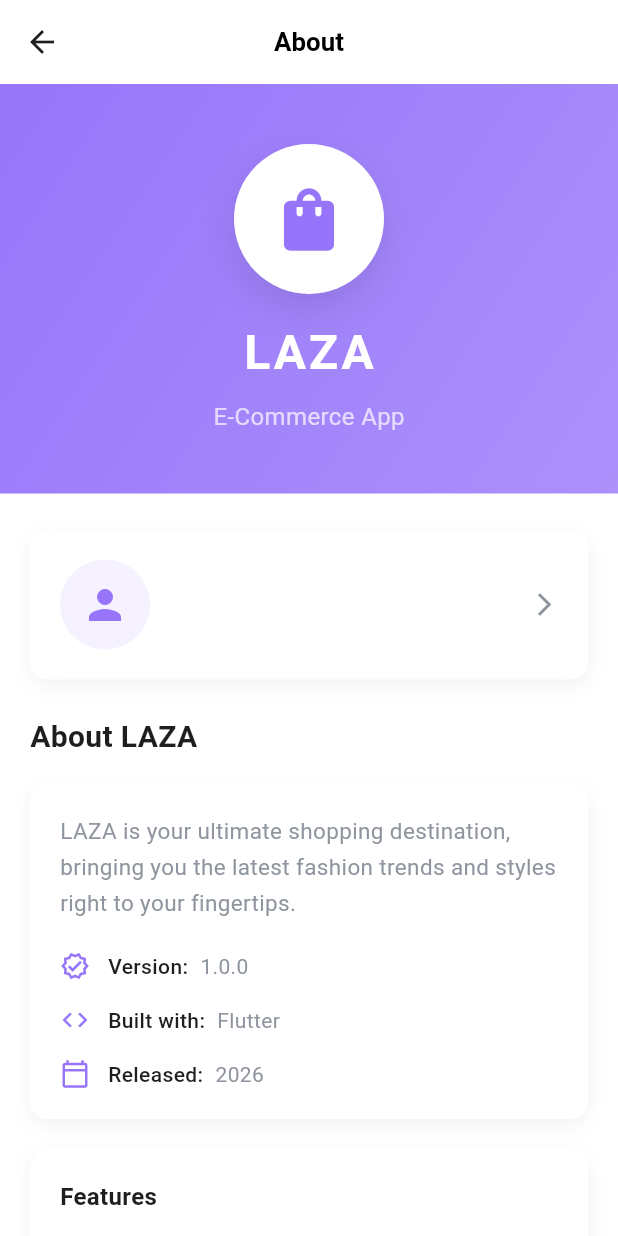
After one commit to asmaaHasbo/Ecommerce-App, a Flutter app: the AboutScreen screen opened by its route, on a phone screen of 412 x 824 dp. The commit adds this screen. Run offline on Flutter 3.47's test engine with Material 3 defaults, Android fonts, the phone set to English and light mode, and no system bars; our stand-ins replace cached_network_image, dio, flutter_bloc, flutter_screenutil, freezed_annotation, get_it and 5 more; accounts and stored records are empty; Roboto replaces fonts that are missing (Cairo).

Commit message:
feat(about): add About screen and related components, update routing

```diff
--- a/lib/core/routing/app_router.dart
+++ b/lib/core/routing/app_router.dart
@@ -2,6 +2,7 @@ import 'package:flutter/material.dart';
 import 'package:flutter_bloc/flutter_bloc.dart';
 import 'package:laza_ecommerce_app/core/di/dependency_injection.dart';
 import 'package:laza_ecommerce_app/core/routing/routes.dart';
+import 'package:laza_ecommerce_app/features/about/ui/screens/about_screen.dart';
 import 'package:laza_ecommerce_app/features/auth/forget_password/logic/cubit/forget_password_cubit.dart';
 import 'package:laza_ecommerce_app/features/auth/forget_password/logic/cubit/verify_otp_cubit.dart';
 import 'package:laza_ecommerce_app/features/auth/forget_password/ui/forget_password_screen.dart';
@@ -98,6 +99,11 @@ class AppRouter {
           ),
         );
 
+      case Routes.aboutScreen:
+        return MaterialPageRoute(
+          builder: (_) => const AboutScreen(),
+        );
+
       default:
         return null;
     }
--- a/lib/core/routing/routes.dart
+++ b/lib/core/routing/routes.dart
@@ -8,4 +8,5 @@ class Routes {
   static const String otpScreen = "/otpScreen";
   static const String newPasswordScreen = "/newPasswordScreen";
   static const String wishlistScreen = "/wishlistScreen";
+  static const String aboutScreen = "/aboutScreen";
 }
--- a/lib/core/shared/app_drawer.dart
+++ b/lib/core/shared/app_drawer.dart
@@ -78,10 +78,7 @@ class _AppDrawerState extends State<AppDrawer> {
                   context: context,
                   icon: Icons.info_outline,
                   title: 'About',
-                  onTap: () {
-                    Navigator.pop(context);
-                    // Show about dialog
-                  },
+                  route: Routes.aboutScreen,
                 ),
               ],
             ),
--- /dev/null
+++ b/lib/features/about/ui/screens/about_screen.dart
@@ -0,0 +1,45 @@
+import 'package:flutter/material.dart';
+import 'package:laza_ecommerce_app/core/routing/routes.dart';
+import 'package:laza_ecommerce_app/core/themes/app_colors.dart';
+import 'package:laza_ecommerce_app/core/themes/app_styles.dart';
+import 'package:laza_ecommerce_app/features/about/ui/widgets/about_app_info.dart';
+import 'package:laza_ecommerce_app/features/about/ui/widgets/about_header.dart';
+import 'package:laza_ecommerce_app/features/about/ui/widgets/about_profile_card.dart';
+
+class AboutScreen extends StatelessWidget {
+  const AboutScreen({super.key});
+
+  @override
+  Widget build(BuildContext context) {
+    return Scaffold(
+      backgroundColor: AppColors.background,
+      appBar: AppBar(
+        backgroundColor: Colors.white,
+        elevation: 0,
+        centerTitle: true,
+        leading: IconButton(
+          icon: const Icon(Icons.arrow_back, color: AppColors.darkBlack),
+          onPressed: () {
+            Navigator.pushReplacementNamed(context, Routes.mainScreen);
+          },
+        ),
+        title: Text(
+          'About',
+          style: AppTextStyles.font17w600Black,
+        ),
+      ),
+      body: const SingleChildScrollView(
+        child: Column(
+          children: [
+            AboutHeader(),
+            SizedBox(height: 24),
+            AboutProfileCard(),
+            SizedBox(height: 24),
+            AboutAppInfo(),
+            SizedBox(height: 32),
+          ],
+        ),
+      ),
+    );
+  }
+}
--- /dev/null
+++ b/lib/features/about/ui/widgets/about_app_info.dart
@@ -0,0 +1,173 @@
+import 'package:flutter/material.dart';
+import 'package:laza_ecommerce_app/core/themes/app_colors.dart';
+
+class AboutAppInfo extends StatelessWidget {
+  const AboutAppInfo({super.key});
+
+  @override
+  Widget build(BuildContext context) {
+    return Padding(
+      padding: const EdgeInsets.symmetric(horizontal: 20),
+      child: Column(
+        crossAxisAlignment: CrossAxisAlignment.start,
+        children: [
+          const Text(
+            'About LAZA',
+            style: TextStyle(
+              fontSize: 20,
+              fontWeight: FontWeight.w600,
+              color: AppColors.darkBlack,
+            ),
+          ),
+          const SizedBox(height: 16),
+          Container(
+            padding: const EdgeInsets.all(20),
+            decoration: BoxDecoration(
+              color: Colors.white,
+              borderRadius: BorderRadius.circular(12),
+              boxShadow: [
+                BoxShadow(
+                  color: Colors.black.withValues(alpha: 0.05),
+                  blurRadius: 10,
+                  offset: const Offset(0, 4),
+                ),
+              ],
+            ),
+            child: const Column(
+              crossAxisAlignment: CrossAxisAlignment.start,
+              children: [
+                Text(
+                  'LAZA is your ultimate shopping destination, bringing you the latest fashion trends and styles right to your fingertips.',
+                  style: TextStyle(
+                    fontSize: 15,
+                    height: 1.6,
+                    color: AppColors.lightGray,
+                  ),
+                ),
+                SizedBox(height: 20),
+                _InfoRow(
+                  icon: Icons.verified_outlined,
+                  label: 'Version',
+                  value: '1.0.0',
+                ),
+                SizedBox(height: 16),
+                _InfoRow(
+                  icon: Icons.code_outlined,
+                  label: 'Built with',
+                  value: 'Flutter',
+                ),
+                SizedBox(height: 16),
+                _InfoRow(
+                  icon: Icons.calendar_today_outlined,
+                  label: 'Released',
+                  value: '2026',
+                ),
+              ],
+            ),
+          ),
+          const SizedBox(height: 20),
+          Container(
+            padding: const EdgeInsets.all(20),
+            decoration: BoxDecoration(
+              color: Colors.white,
+              borderRadius: BorderRadius.circular(12),
+              boxShadow: [
+                BoxShadow(
+                  color: Colors.black.withValues(alpha: 0.05),
+                  blurRadius: 10,
+                  offset: const Offset(0, 4),
+                ),
+              ],
+            ),
+            child: Column(
+              crossAxisAlignment: CrossAxisAlignment.start,
+              children: [
+                const Text(
+                  'Features',
+                  style: TextStyle(
+                    fontSize: 16,
+                    fontWeight: FontWeight.w600,
+                    color: AppColors.darkBlack,
+                  ),
+                ),
+                const SizedBox(height: 16),
+                _buildFeatureItem('Browse latest fashion collections'),
+                _buildFeatureItem('Add items to wishlist'),
+                _buildFeatureItem('Secure checkout process'),
+                _buildFeatureItem('Track your orders'),
+                _buildFeatureItem('Manage your profile'),
+              ],
+            ),
+          ),
+        ],
+      ),
+    );
+  }
+
+  Widget _buildFeatureItem(String text) {
+    return Padding(
+      padding: const EdgeInsets.only(bottom: 12),
+      child: Row(
+        children: [
+          const Icon(
+            Icons.check_circle,
+            size: 20,
+            color: AppColors.mainColor,
+          ),
+          const SizedBox(width: 12),
+          Expanded(
+            child: Text(
+              text,
+              style: const TextStyle(
+                fontSize: 14,
+                color: AppColors.lightGray,
+              ),
+            ),
+          ),
+        ],
+      ),
+    );
+  }
+}
+
+class _InfoRow extends StatelessWidget {
+  final IconData icon;
+  final String label;
+  final String value;
+
+  const _InfoRow({
+    required this.icon,
+    required this.label,
+    required this.value,
+  });
+
+  @override
+  Widget build(BuildContext context) {
+    return Row(
+      children: [
+        Icon(
+          icon,
+          size: 20,
+          color: AppColors.mainColor,
+        ),
+        const SizedBox(width: 12),
+        Text(
+          '$label:',
+          style: const TextStyle(
+            fontSize: 14,
+            fontWeight: FontWeight.w500,
+            color: AppColors.darkBlack,
+          ),
+        ),
+        const SizedBox(width: 8),
+        Text(
+          value,
+          style: const TextStyle(
+            fontSize: 14,
+            color: AppColors.lightGray,
+          ),
+        ),
+      ],
+    );
+  }
+}
--- /dev/null
+++ b/lib/features/about/ui/widgets/about_header.dart
@@ -0,0 +1,67 @@
+import 'package:flutter/material.dart';
+import 'package:laza_ecommerce_app/core/themes/app_colors.dart';
+
+class AboutHeader extends StatelessWidget {
+  const AboutHeader({super.key});
+
+  @override
+  Widget build(BuildContext context) {
+    return Container(
+      width: double.infinity,
+      padding: const EdgeInsets.symmetric(vertical: 40),
+      decoration: BoxDecoration(
+        gradient: LinearGradient(
+          begin: Alignment.topLeft,
+          end: Alignment.bottomRight,
+          colors: [
+            AppColors.mainColor,
+            AppColors.mainColor.withValues(alpha: 0.8),
+          ],
+        ),
+      ),
+      child: Column(
+        children: [
+          Container(
+            width: 100,
+            height: 100,
+            decoration: BoxDecoration(
+              color: Colors.white,
+              shape: BoxShape.circle,
+              boxShadow: [
+                BoxShadow(
+                  color: Colors.black.withValues(alpha: 0.1),
+                  blurRadius: 20,
+                  offset: const Offset(0, 10),
+                ),
+              ],
+            ),
+            child: const Icon(
+              Icons.shopping_bag,
+              size: 50,
+              color: AppColors.mainColor,
+            ),
+          ),
+          const SizedBox(height: 16),
+          const Text(
+            'LAZA',
+            style: TextStyle(
+              color: Colors.white,
+              fontSize: 32,
+              fontWeight: FontWeight.bold,
+              letterSpacing: 2,
+            ),
+          ),
+          const SizedBox(height: 8),
+          const Text(
+            'E-Commerce App',
+            style: TextStyle(
+              color: Colors.white70,
+              fontSize: 16,
+              fontWeight: FontWeight.w400,
+            ),
+          ),
+        ],
+      ),
+    );
+  }
+}
--- /dev/null
+++ b/lib/features/about/ui/widgets/about_profile_card.dart
@@ -0,0 +1,103 @@
+import 'package:flutter/material.dart';
+import 'package:laza_ecommerce_app/core/helpers/user_data_helper.dart';
+import 'package:laza_ecommerce_app/core/themes/app_colors.dart';
+
+class AboutProfileCard extends StatefulWidget {
+  const AboutProfileCard({super.key});
+
+  @override
+  State<AboutProfileCard> createState() => _AboutProfileCardState();
+}
+
+class _AboutProfileCardState extends State<AboutProfileCard> {
+  String _username = 'User';
+  String _email = 'user@example.com';
+
+  @override
+  void initState() {
+    super.initState();
+    _loadUserData();
+  }
+
+  Future<void> _loadUserData() async {
+    final userData = await UserDataHelper.getUserData();
+    setState(() {
+      _username = userData['username']!;
+      _email = userData['email']!;
+    });
+  }
+
+  @override
+  Widget build(BuildContext context) {
+    return Padding(
+      padding: const EdgeInsets.symmetric(horizontal: 20),
+      child: InkWell(
+        onTap: () {
+          // Navigate back to MainScreen and switch to profile tab
+          Navigator.pushReplacementNamed(context, '/mainScreen');
+        },
+        borderRadius: BorderRadius.circular(12),
+        child: Container(
+          padding: const EdgeInsets.all(20),
+          decoration: BoxDecoration(
+            color: Colors.white,
+            borderRadius: BorderRadius.circular(12),
+            boxShadow: [
+              BoxShadow(
+                color: Colors.black.withValues(alpha: 0.05),
+                blurRadius: 10,
+                offset: const Offset(0, 4),
+              ),
+            ],
+          ),
+          child: Row(
+            children: [
+              Container(
+                width: 60,
+                height: 60,
+                decoration: BoxDecoration(
+                  color: AppColors.mainColor.withValues(alpha: 0.1),
+                  shape: BoxShape.circle,
+                ),
+                child: const Icon(
+                  Icons.person,
+                  size: 32,
+                  color: AppColors.mainColor,
+                ),
+              ),
+              const SizedBox(width: 16),
+              Expanded(
+                child: Column(
+                  crossAxisAlignment: CrossAxisAlignment.start,
+                  children: [
+                    Text(
+                      _username,
+                      style: const TextStyle(
+                        fontSize: 18,
+                        fontWeight: FontWeight.w600,
+                        color: AppColors.darkBlack,
+                      ),
+                    ),
+                    const SizedBox(height: 4),
+                    Text(
+                      _email,
+                      style: const TextStyle(
+                        fontSize: 14,
+                        color: AppColors.lightGray,
+                      ),
+                    ),
+                  ],
+                ),
+              ),
+              const Icon(
+                Icons.arrow_forward_ios,
+                size: 18,
+                color: AppColors.lightGray,
+              ),
+            ],
+          ),
+        ),
+      ),
+    );
+  }
+}
--- a/lib/features/auth/sign_up/ui/sign_up_screen.dart
+++ b/lib/features/auth/sign_up/ui/sign_up_screen.dart
@@ -47,7 +47,7 @@ class SignUpScreen extends StatelessWidget {
               ),
 
               SizedBox(height: 20.h),
-              TermAndCondition(),
+              // TermAndCondition(),
 
               SizedBox(height: 30.h),
 
--- a/lib/features/profile/ui/widgets/profile_info_section.dart
+++ b/lib/features/profile/ui/widgets/profile_info_section.dart
@@ -64,8 +64,7 @@ class _ProfileInfoSectionState extends State<ProfileInfoSection> {
         }
       },
       child: Container(
-        margin: EdgeInsets.symmetric(horizontal: 20.w),
-        padding: EdgeInsets.all(20.w),
+        padding: EdgeInsets.all(16.w),
         decoration: BoxDecoration(
           color: Colors.white,
           borderRadius: BorderRadius.circular(12.r),
@@ -106,7 +105,7 @@ class _ProfileInfoSectionState extends State<ProfileInfoSection> {
               CustomTextField(
                 controller: _nameController,
                 hintText: 'Enter your name',
-                lableText: 'Name',
+                // lableText: 'Name',
                 enabled: _isEditing,
                 validator: (value) {
                   if (value == null || value.isEmpty) {
@@ -118,7 +117,7 @@ class _ProfileInfoSectionState extends State<ProfileInfoSection> {
               CustomTextField(
                 controller: _emailController,
                 hintText: 'Enter your email',
-                lableText: 'Email',
+                // lableText: 'Email',
                 enabled: _isEditing,
                 validator: (value) {
                   if (value == null || value.isEmpty) {
@@ -133,7 +132,8 @@ class _ProfileInfoSectionState extends State<ProfileInfoSection> {
               CustomTextField(
                 controller: _phoneController,
                 hintText: 'Enter your phone',
-                lableText: 'Phone',
+
+                // lableText: 'Phone',
                 enabled: _isEditing,
                 validator: (value) {
                   if (value == null || value.isEmpty) {
```
